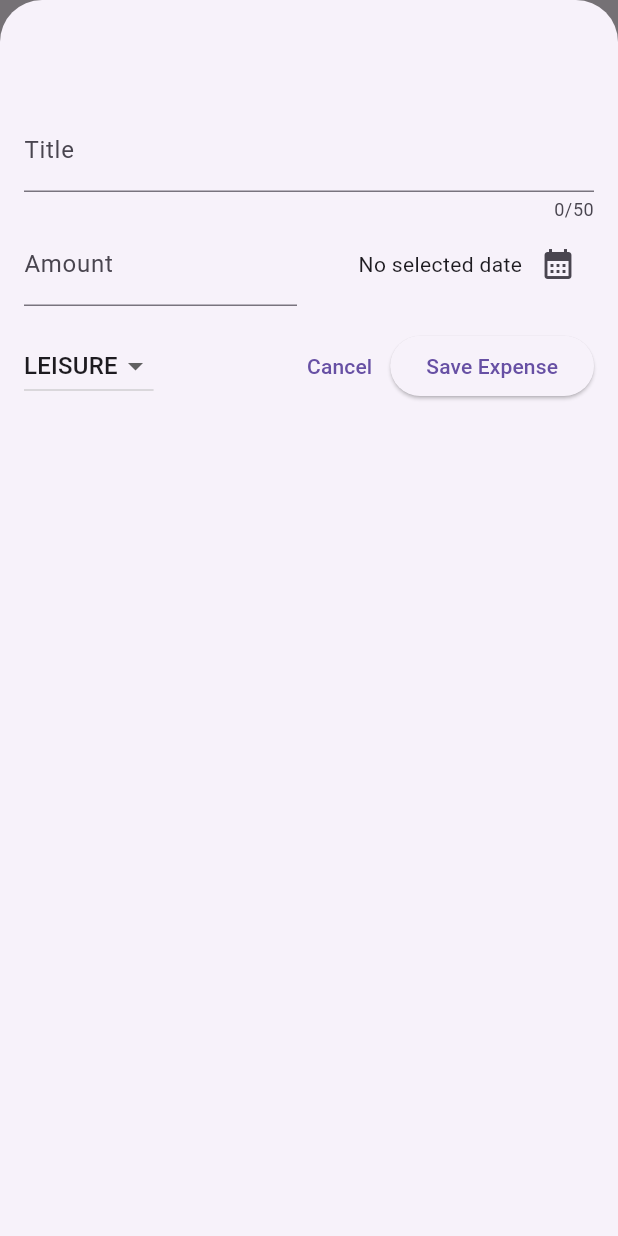
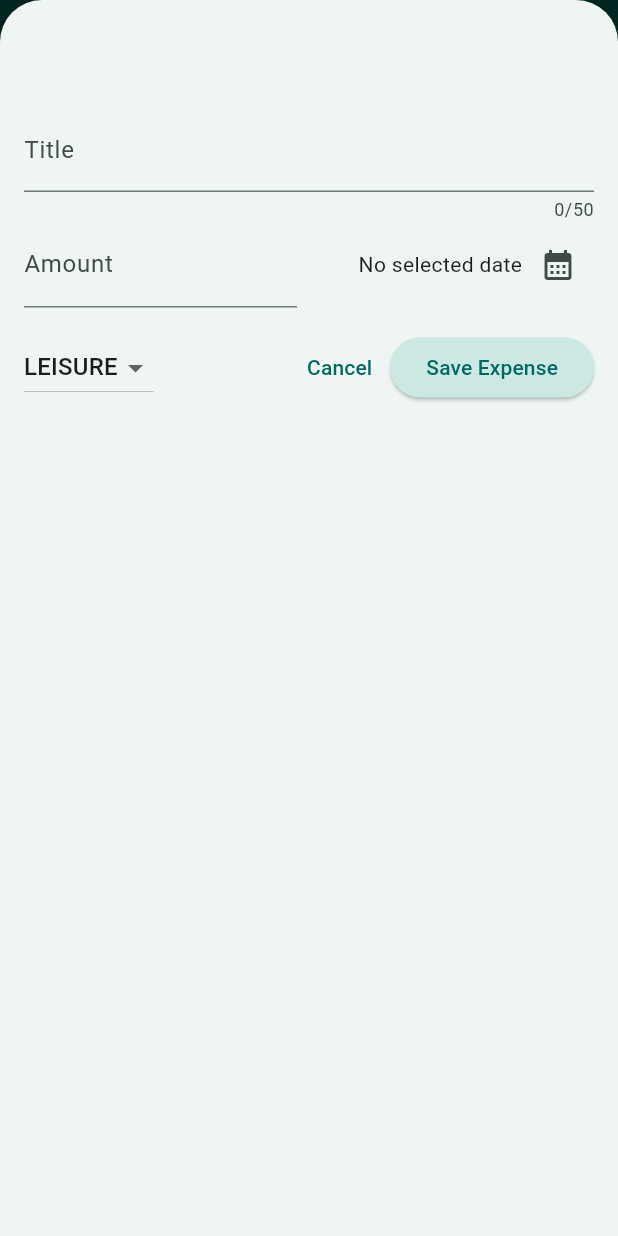
Before and after one commit to nanoosushi/expense-tracker-app, a Flutter app: the screen it shows after launch, after a tap on the "add" icon, on a phone screen of 412 x 824 dp. Run offline on Flutter 3.47's test engine with Material 3 defaults, Android fonts, the phone set to English and light mode, and no system bars.

Commit message:
adding dark mode

```diff
--- a/lib/main.dart
+++ b/lib/main.dart
@@ -1,8 +1,51 @@
 import 'package:expense_tracker_app/widgets/expenses.dart';
 import 'package:flutter/material.dart';
 
+var kColorScheme = ColorScheme.fromSeed(
+  seedColor: Colors.teal,
+);
+var kDarkColorScheme = ColorScheme.fromSeed(
+  brightness: Brightness.dark,
+  seedColor: const Color.fromARGB(255, 38, 88, 83),
+);
 void main() {
-  runApp(const MaterialApp(
-    home: Expenses(),
-  ));
+  runApp(
+    MaterialApp(
+      darkTheme: ThemeData.dark().copyWith(
+        colorScheme: kDarkColorScheme,
+        appBarTheme: const AppBarTheme().copyWith(
+          backgroundColor: kDarkColorScheme.onPrimaryContainer,
+          foregroundColor: kDarkColorScheme.primaryContainer,
+        ),
+        cardTheme: const CardTheme().copyWith(
+          color: kDarkColorScheme.secondaryContainer,
+          margin: const EdgeInsets.symmetric(horizontal: 16, vertical: 8),
+        ),
+        elevatedButtonTheme: ElevatedButtonThemeData(
+          style: ElevatedButton.styleFrom(
+              backgroundColor: kDarkColorScheme.secondaryContainer),
+        ),
+      ),
+      theme: ThemeData().copyWith(
+        colorScheme: kColorScheme,
+        appBarTheme: const AppBarTheme().copyWith(
+          backgroundColor: kColorScheme.onPrimaryContainer,
+          foregroundColor: kColorScheme.primaryContainer,
+        ),
+        cardTheme: const CardTheme().copyWith(
+          color: kColorScheme.secondaryContainer,
+          margin: const EdgeInsets.symmetric(horizontal: 16, vertical: 8),
+        ),
+        elevatedButtonTheme: ElevatedButtonThemeData(
+          style: ElevatedButton.styleFrom(
+              backgroundColor: kColorScheme.secondaryContainer),
+        ),
+        // textTheme: ThemeData().textTheme.copyWith(
+        //       titleLarge: const TextStyle(fontWeight: FontWeight.bold),
+        //     ),
+      ),
+      home: const Expenses(),
+      themeMode: ThemeMode.system,
+    ),
+  );
 }
--- a/lib/widgets/expenses.dart
+++ b/lib/widgets/expenses.dart
@@ -34,9 +34,24 @@ class _ExpensesState extends State<Expenses> {
   }
 
   void _removeExpense(Expense expense) {
+    final expenseIndex = _registeredExpenses.indexOf(expense);
     setState(() {
       _registeredExpenses.remove(expense);
     });
+    ScaffoldMessenger.of(context).clearSnackBars();
+    ScaffoldMessenger.of(context).showSnackBar(
+      SnackBar(
+        duration: const Duration(seconds: 3),
+        content: const Text('Expense deleted'),
+        action: SnackBarAction(
+            label: 'Undo',
+            onPressed: () {
+              setState(() {
+                _registeredExpenses.insert(expenseIndex, expense);
+              });
+            }),
+      ),
+    );
   }
 
   void _openExpenseOverlay() {
@@ -51,6 +66,15 @@ class _ExpensesState extends State<Expenses> {
 
   @override
   Widget build(context) {
+    Widget mainContent = const Center(
+      child: Text('No expense found. Start adding some!'),
+    );
+    if (_registeredExpenses.isNotEmpty) {
+      mainContent = ExpensesList(
+        expenses: _registeredExpenses,
+        onRemoveExpense: _removeExpense,
+      );
+    }
     return Scaffold(
       appBar: AppBar(
         title: const Text('Flutter Expense Tracker'),
@@ -63,12 +87,12 @@ class _ExpensesState extends State<Expenses> {
       ),
       body: Column(
         children: [
+          const SizedBox(
+            height: 16,
+          ),
           const Text('The chart'),
           Expanded(
-            child: ExpensesList(
-              expenses: _registeredExpenses,
-              onRemoveExpense: _removeExpense,
-            ),
+            child: mainContent,
           ),
         ],
       ),
--- a/lib/widgets/expenses_list/expense_item.dart
+++ b/lib/widgets/expenses_list/expense_item.dart
@@ -10,8 +10,12 @@ class ExpenseItem extends StatelessWidget {
       child: Padding(
         padding: const EdgeInsets.symmetric(vertical: 16, horizontal: 20),
         child: Column(
+          crossAxisAlignment: CrossAxisAlignment.start,
           children: [
-            Text(expense.title),
+            Text(
+              expense.title,
+              style: Theme.of(context).textTheme.titleMedium,
+            ),
             const SizedBox(
               height: 4,
             ),
@@ -19,7 +23,7 @@ class ExpenseItem extends StatelessWidget {
               children: [
                 Text(
                   // 12.3648 -> 12.36 teo decimal place
-                  '\$${expense.amount.toStringAsFixed(2)}',
+                  '฿${expense.amount.toStringAsFixed(2)}',
                 ),
                 const Spacer(), // take all remaining space
                 Row(
--- a/lib/widgets/expenses_list/expenses_list.dart
+++ b/lib/widgets/expenses_list/expenses_list.dart
@@ -14,6 +14,11 @@ class ExpensesList extends StatelessWidget {
       itemCount: expenses.length,
       itemBuilder: (context, index) => Dismissible(
           key: ValueKey(expenses[index]),
+          background: Container(
+            color: Theme.of(context).colorScheme.error.withOpacity(0.5),
+            margin: EdgeInsets.symmetric(
+                horizontal: Theme.of(context).cardTheme.margin!.horizontal),
+          ),
           onDismissed: (direction) {
             onRemoveExpense(expenses[index]);
           },
--- a/lib/widgets/new_expense.dart
+++ b/lib/widgets/new_expense.dart
@@ -98,7 +98,7 @@ class _NewExpenseState extends State<NewExpense> {
                   keyboardType: TextInputType.number,
                   decoration: const InputDecoration(
                     label: Text('Amount'),
-                    prefixText: '\$ ',
+                    prefixText: '฿ ',
                   ),
                 ),
               ),
```
